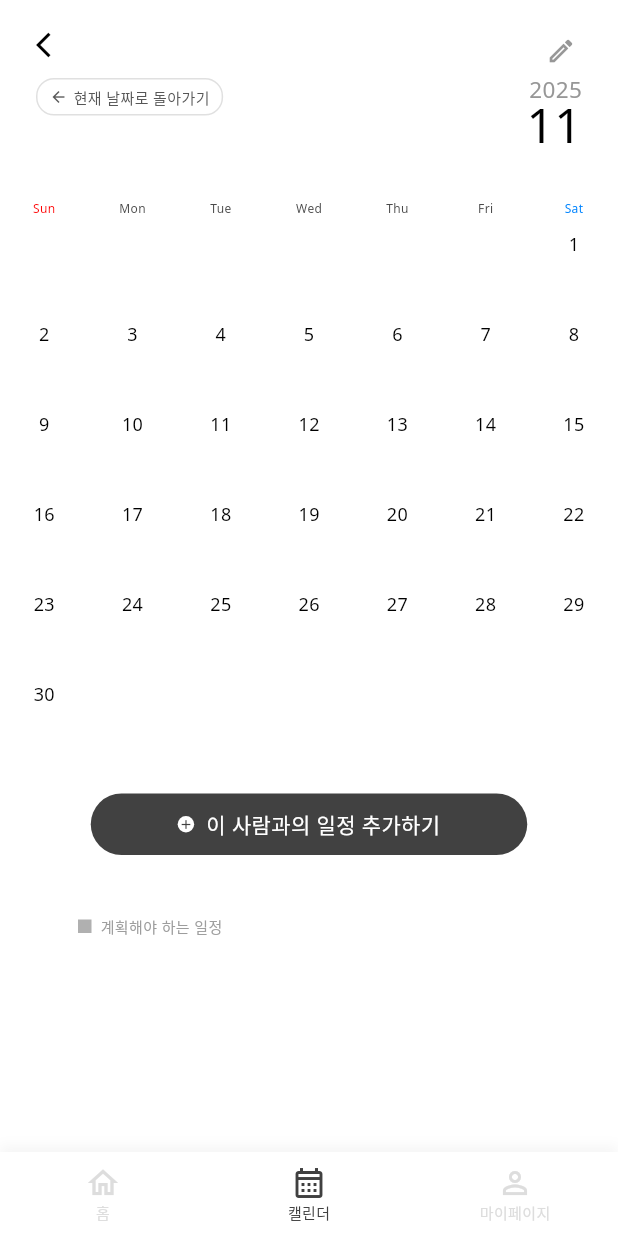
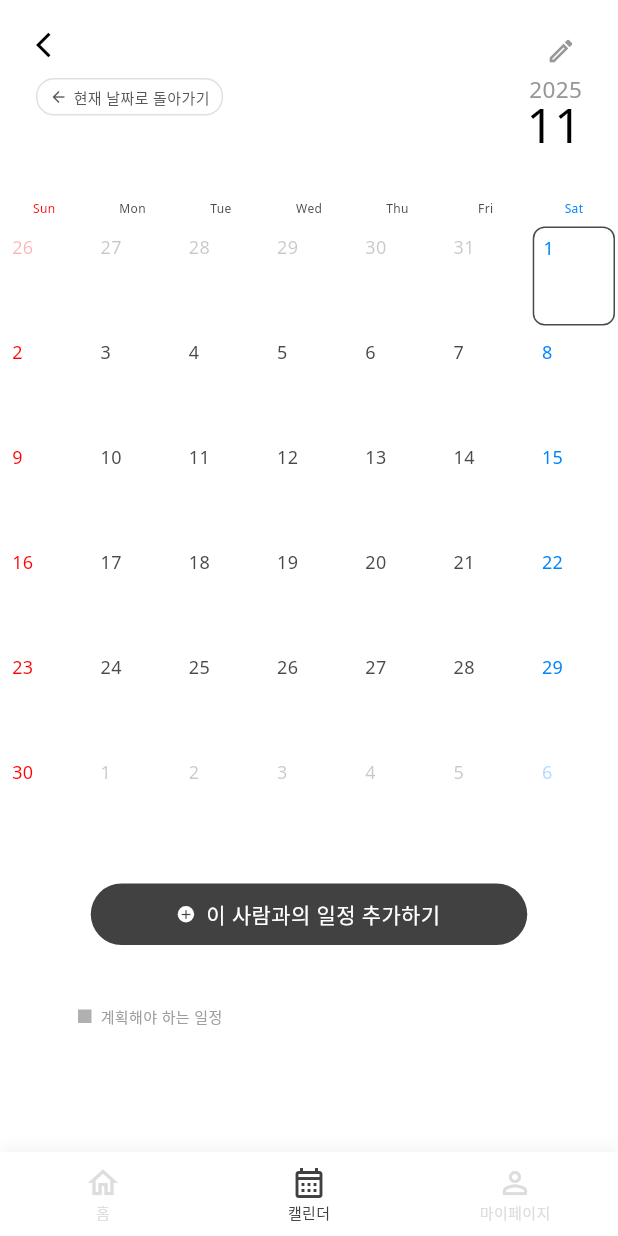
Before and after one commit to uiiuodo/testedn5, a Flutter app: the PersonCalendarScreen screen opened directly, on a phone screen of 412 x 824 dp. Run offline on Flutter 3.47's test engine with Material 3 defaults, Android fonts, the light colour scheme and no system bars; drawn by our look-alikes of table_calendar; our stand-ins replace firebase_core, get, hive, hive_flutter, shared_preferences; missing offline and left inert: lunar; accounts and stored records are empty; Roboto replaces fonts that are missing (Noto Sans).

Commit message:
캘린더 수정_태그와 내용

```diff
--- a/lib/ui/page/calendar/person_calendar/person_calendar_controller.dart
+++ b/lib/ui/page/calendar/person_calendar/person_calendar_controller.dart
@@ -1,6 +1,7 @@
 import 'package:get/get.dart';
 import '../../../../data/model/schedule.dart';
 import '../../../../data/repository/schedule_repository.dart';
+import '../../home/home_controller.dart';
 
 class PersonCalendarController extends GetxController {
   final String personId;
@@ -73,8 +74,122 @@ class PersonCalendarController extends GetxController {
     goToToday();
   }
 
-  List<Schedule> getEventsForDay(DateTime day) {
-    return schedules.where((s) => isSameDay(s.startDateTime, day)).toList();
+  List<CalendarDayItem> getDayItems(DateTime day) {
+    final List<CalendarDayItem> items = [];
+
+    // 1. Schedules
+    final eventsForDay = schedules.where((s) {
+      if (s.allDay || !isSameDay(s.startDateTime, s.endDateTime)) {
+        final start = DateTime(
+          s.startDateTime.year,
+          s.startDateTime.month,
+          s.startDateTime.day,
+        );
+        final end = DateTime(
+          s.endDateTime.year,
+          s.endDateTime.month,
+          s.endDateTime.day,
+        );
+        final check = DateTime(day.year, day.month, day.day);
+        return (check.isAtSameMomentAs(start) || check.isAfter(start)) &&
+            (check.isAtSameMomentAs(end) || check.isBefore(end));
+      }
+      return isSameDay(s.startDateTime, day);
+    }).toList();
+
+    for (var s in eventsForDay) {
+      // For PersonCalendar, we might want to show the person's group color or the schedule's group color.
+      // Since it's a person calendar, usually we show that person's group color.
+      // But if the schedule has a specific group, we use that.
+
+      // However, we don't have easy access to HomeController here to get groups list without putting it.
+      // Let's try to get it from HomeController if available.
+      int? colorValue;
+      try {
+        if (Get.isRegistered<HomeController>()) {
+          final homeController = Get.find<HomeController>();
+          if (s.groupId != null) {
+            final group = homeController.groups.firstWhereOrNull(
+              (g) => g.id == s.groupId,
+            );
+            colorValue = group?.colorValue;
+          } else {
+            // Fallback to person's group
+            // We need to fetch person to know their group.
+            // We can fetch person from PersonRepository or HomeController.
+            final person = homeController.people.firstWhereOrNull(
+              (p) => p.id == personId,
+            );
+            if (person != null && person.groupId != null) {
+              final group = homeController.groups.firstWhereOrNull(
+                (g) => g.id == person.groupId,
+              );
+              colorValue = group?.colorValue;
+            }
+          }
+        }
+      } catch (e) {
+        // Ignore
+      }
+
+      items.add(
+        CalendarDayItem(
+          title: s.title,
+          type: s.type == ScheduleType.anniversary
+              ? CalendarItemType.anniversary
+              : CalendarItemType.schedule,
+          groupColor: colorValue,
+        ),
+      );
+    }
+
+    // 2. Birthdays
+    // Check if it's this person's birthday
+    try {
+      if (Get.isRegistered<HomeController>()) {
+        final homeController = Get.find<HomeController>();
+        final person = homeController.people.firstWhereOrNull(
+          (p) => p.id == personId,
+        );
+        if (person != null && person.birthDate != null) {
+          final birthDate = person.birthDate!;
+          if (birthDate.month == day.month && birthDate.day == day.day) {
+            // Check for duplicate
+            final hasSchedule = schedules.any(
+              (s) =>
+                  s.type == ScheduleType.anniversary &&
+                  isSameDay(s.startDateTime, day),
+            );
+
+            if (!hasSchedule) {
+              int? colorValue;
+              if (person.groupId != null) {
+                final group = homeController.groups.firstWhereOrNull(
+                  (g) => g.id == person.groupId,
+                );
+                colorValue = group?.colorValue;
+              }
+              items.add(
+                CalendarDayItem(
+                  title: '🎂 ${person.name}',
+                  type: CalendarItemType.birthday,
+                  groupColor: colorValue,
+                ),
+              );
+            }
+          }
+        }
+      }
+    } catch (e) {
+      // Ignore
+    }
+
+    // Sort
+    items.sort((a, b) {
+      return a.type.index.compareTo(b.type.index);
+    });
+
+    return items;
   }
 
   bool isSameDay(DateTime? a, DateTime? b) {
@@ -84,3 +199,13 @@ class PersonCalendarController extends GetxController {
     return a.year == b.year && a.month == b.month && a.day == b.day;
   }
 }
+
+enum CalendarItemType { birthday, anniversary, schedule }
+
+class CalendarDayItem {
+  final String title;
+  final int? groupColor;
+  final CalendarItemType type;
+
+  CalendarDayItem({required this.title, required this.type, this.groupColor});
+}
--- a/lib/ui/page/calendar/person_calendar/person_calendar_screen.dart
+++ b/lib/ui/page/calendar/person_calendar/person_calendar_screen.dart
@@ -154,7 +154,7 @@ class PersonCalendarScreen extends GetView<PersonCalendarController> {
                       const SizedBox(height: 30),
                       // Calendar
                       Obx(
-                        () => TableCalendar<Schedule>(
+                        () => TableCalendar(
                           firstDay: DateTime(2020, 1, 1),
                           lastDay: DateTime(2030, 12, 31),
                           focusedDay: controller.focusedDay.value,
@@ -164,10 +164,9 @@ class PersonCalendarScreen extends GetView<PersonCalendarController> {
                             controller.selectedDay.value = selectedDay;
                             controller.focusedDay.value = focusedDay;
                           },
-                          eventLoader: controller.getEventsForDay,
                           headerVisible: false,
                           daysOfWeekHeight: 20,
-                          rowHeight: 60,
+                          rowHeight: 70,
                           calendarFormat: CalendarFormat.month,
                           availableGestures: AvailableGestures.horizontalSwipe,
                           daysOfWeekStyle: const DaysOfWeekStyle(
@@ -202,30 +201,26 @@ class PersonCalendarScreen extends GetView<PersonCalendarController> {
                               return null;
                             },
                             defaultBuilder: (context, day, focusedDay) {
-                              return _buildDayCell(
-                                context,
-                                day,
-                                controller.getEventsForDay(day),
-                              );
+                              return _buildDayCell(controller, day, false);
                             },
                             selectedBuilder: (context, day, focusedDay) {
-                              return _buildDayCell(
-                                context,
-                                day,
-                                controller.getEventsForDay(day),
-                                isSelected: true,
-                              );
+                              return _buildDayCell(controller, day, true);
                             },
                             todayBuilder: (context, day, focusedDay) {
                               return _buildDayCell(
-                                context,
+                                controller,
                                 day,
-                                controller.getEventsForDay(day),
+                                false,
                                 isToday: true,
                               );
                             },
                             outsideBuilder: (context, day, focusedDay) {
-                              return const SizedBox.shrink();
+                              return _buildDayCell(
+                                controller,
+                                day,
+                                false,
+                                isOutside: true,
+                              );
                             },
                             markerBuilder: (context, day, events) {
                               return const SizedBox.shrink();
@@ -524,118 +519,80 @@ class PersonCalendarScreen extends GetView<PersonCalendarController> {
   }
 
   Widget _buildDayCell(
-    BuildContext context,
+    PersonCalendarController controller,
     DateTime day,
-    List<Schedule> events, {
-    bool isSelected = false,
+    bool isSelected, {
     bool isToday = false,
+    bool isOutside = false,
   }) {
-    // Check for multi-day events
-    bool isMultiDayStart = false;
-    bool isMultiDayMiddle = false;
-    bool isMultiDayEnd = false;
-    Schedule? multiDayEvent;
-    bool hasEvents = events.isNotEmpty;
+    final items = controller.getDayItems(day);
 
-    for (var event in events) {
-      if (event.title == '출장') {
-        multiDayEvent = event;
-        if (isSameDay(event.startDateTime, day))
-          isMultiDayStart = true;
-        else if (isSameDay(event.endDateTime, day))
-          isMultiDayEnd = true;
-        else
-          isMultiDayMiddle = true;
+    // Day number color
+    Color dayColor = const Color(0xFF4A4A4A);
+    if (day.weekday == DateTime.sunday) {
+      dayColor = const Color(0xFFFF0000);
+    } else if (day.weekday == DateTime.saturday) {
+      dayColor = const Color(0xFF0084FF);
     }
+    if (isOutside) {
+      dayColor = dayColor.withOpacity(0.3);
     }
 
-    return Stack(
-      alignment: Alignment.topCenter,
+    return Container(
+      margin: const EdgeInsets.all(2),
+      decoration: BoxDecoration(
+        color: isToday ? const Color(0xFFF2F2F2) : Colors.transparent,
+        borderRadius: BorderRadius.circular(8),
+        border: isSelected
+            ? Border.all(color: const Color(0xFF4A4A4A), width: 1)
+            : null,
+      ),
+      child: Column(
+        crossAxisAlignment: CrossAxisAlignment.start,
         children: [
-        // Gray background box for days with events
-        if (hasEvents)
-          Positioned(
-            top: 0,
-            child: Container(
-              width: 36,
-              height: 48,
-              decoration: BoxDecoration(
-                color: const Color(0xFFF5F5F5).withOpacity(0.64),
-                borderRadius: BorderRadius.circular(4),
+          // Day Number
+          Padding(
+            padding: const EdgeInsets.only(top: 4, left: 6),
+            child: Text(
+              '${day.day}',
+              style: TextStyle(
+                fontSize: 12,
+                fontWeight: FontWeight.w300,
+                color: dayColor,
               ),
             ),
           ),
+          const SizedBox(height: 2),
 
-        // Content
+          // Events List
+          Expanded(
+            child: Padding(
+              padding: const EdgeInsets.symmetric(horizontal: 4),
+              child: Column(
+                crossAxisAlignment: CrossAxisAlignment.start,
+                children: [
+                  ...items.take(3).map((item) {
+                    return Padding(
+                      padding: const EdgeInsets.only(bottom: 2),
+                      child: Row(
+                        children: [
+                          // Color Bar
                           Container(
-          margin: const EdgeInsets.all(0),
-          child: Column(
-            mainAxisAlignment: MainAxisAlignment.start,
-            children: [
-              const SizedBox(height: 4),
-              Text(
-                '${day.day}',
+                            width: 2,
+                            height: 10,
+                            color: item.groupColor != null
+                                ? Color(item.groupColor!)
+                                : const Color(0xFFD9D9D9),
+                          ),
+                          const SizedBox(width: 4),
+                          // Title
+                          Expanded(
+                            child: Text(
+                              item.title,
                               style: const TextStyle(
-                  color: Colors.black,
-                  fontSize: 12,
-                  fontFamily: 'Noto Sans',
-                  fontWeight: FontWeight.w300,
-                ),
-              ),
-              const SizedBox(height: 4),
-              // Render events
-              ...events
-                  .where((e) => e.title != '출장')
-                  .take(3)
-                  .map((event) => _buildEventMarker(event)),
-
-              // Render multi-day event bar if exists
-              if (multiDayEvent != null)
-                Padding(
-                  padding: const EdgeInsets.only(top: 2.0),
-                  child: _buildMultiDayBar(
-                    multiDayEvent,
-                    isMultiDayStart,
-                    isMultiDayMiddle,
-                    isMultiDayEnd,
-                  ),
-                ),
-            ],
-          ),
-        ),
-      ],
-    );
-  }
-
-  Widget _buildEventMarker(Schedule event) {
-    return Padding(
-      padding: const EdgeInsets.symmetric(
-        vertical: 1.0,
-        horizontal: 2.0,
-      ), // Adjusted padding to fit inside 36px width better
-      child: Row(
-        mainAxisAlignment: MainAxisAlignment.center, // Center content
-        children: [
-          Container(
-            width: 1,
-            height: 5,
-            decoration: BoxDecoration(
-              color: const Color(0xFFFFD8FD),
-              borderRadius: BorderRadius.circular(0.5),
-            ),
-          ),
-          const SizedBox(width: 2),
-          ConstrainedBox(
-            constraints: const BoxConstraints(
-              maxWidth: 28,
-            ), // Ensure text doesn't overflow the 36px box too much
-            child: Text(
-              event.title,
-              style: const TextStyle(
+                                fontSize: 9,
                                 color: Color(0xFF4A4A4A),
-                fontSize: 6,
-                fontFamily: 'Noto Sans',
-                fontWeight: FontWeight.w300,
+                                fontWeight: FontWeight.w400,
                                 overflow: TextOverflow.ellipsis,
                               ),
                               maxLines: 1,
@@ -644,48 +601,24 @@ class PersonCalendarScreen extends GetView<PersonCalendarController> {
                         ],
                       ),
                     );
-  }
-
-  Widget _buildMultiDayBar(
-    Schedule event,
-    bool isStart,
-    bool isMiddle,
-    bool isEnd,
-  ) {
-    return Column(
-      crossAxisAlignment: CrossAxisAlignment.start,
-      children: [
-        Container(
-          height: 5,
-          width: double.infinity,
-          margin: EdgeInsets.only(
-            left: isStart ? 2.0 : 0.0,
-            right: isEnd ? 2.0 : 0.0,
-          ),
-          decoration: BoxDecoration(
-            color: const Color(0xFFFFD8FD),
-            borderRadius: BorderRadius.horizontal(
-              left: isStart ? const Radius.circular(2.5) : Radius.zero,
-              right: isEnd ? const Radius.circular(2.5) : Radius.zero,
+                  }),
+                  if (items.length > 3)
+                    Padding(
+                      padding: const EdgeInsets.only(left: 6),
+                      child: Text(
+                        '+${items.length - 3}',
+                        style: const TextStyle(
+                          fontSize: 8,
+                          color: Color(0xFF9D9D9D),
                         ),
                       ),
                     ),
-        if (isStart)
-          Padding(
-            padding: const EdgeInsets.only(left: 2.0, top: 1.0),
-            child: Text(
-              event.title,
-              style: const TextStyle(
-                color: Color(0xFF4A4A4A),
-                fontSize: 6,
-                fontFamily: 'Noto Sans',
-                fontWeight: FontWeight.w300,
-                overflow: TextOverflow.ellipsis,
+                ],
               ),
-              maxLines: 1,
             ),
           ),
         ],
+      ),
     );
   }
 }
```
Also changed, not shown: lib/ui/page/calendar/group_calendar_controller.dart (+71 -26 lines), lib/ui/page/calendar/group_calendar_screen.dart (+76 -34 lines). Lines whose indentation alone changed are shown as unchanged.
